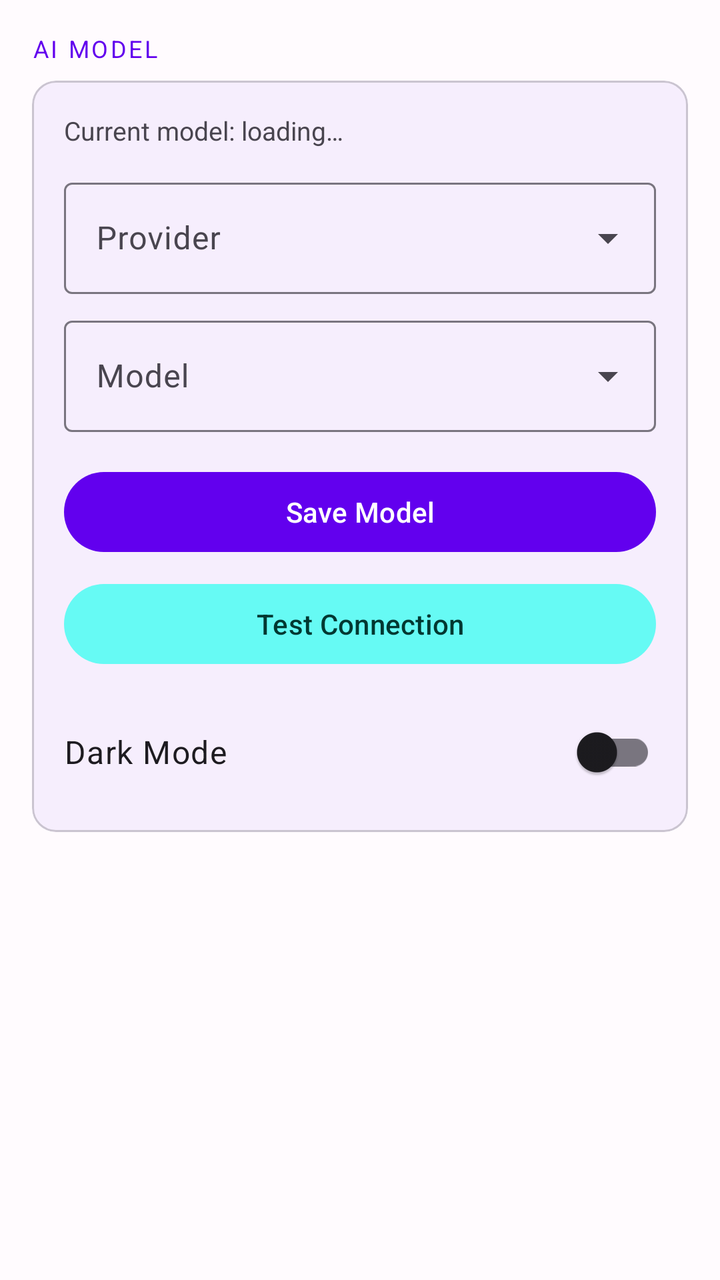
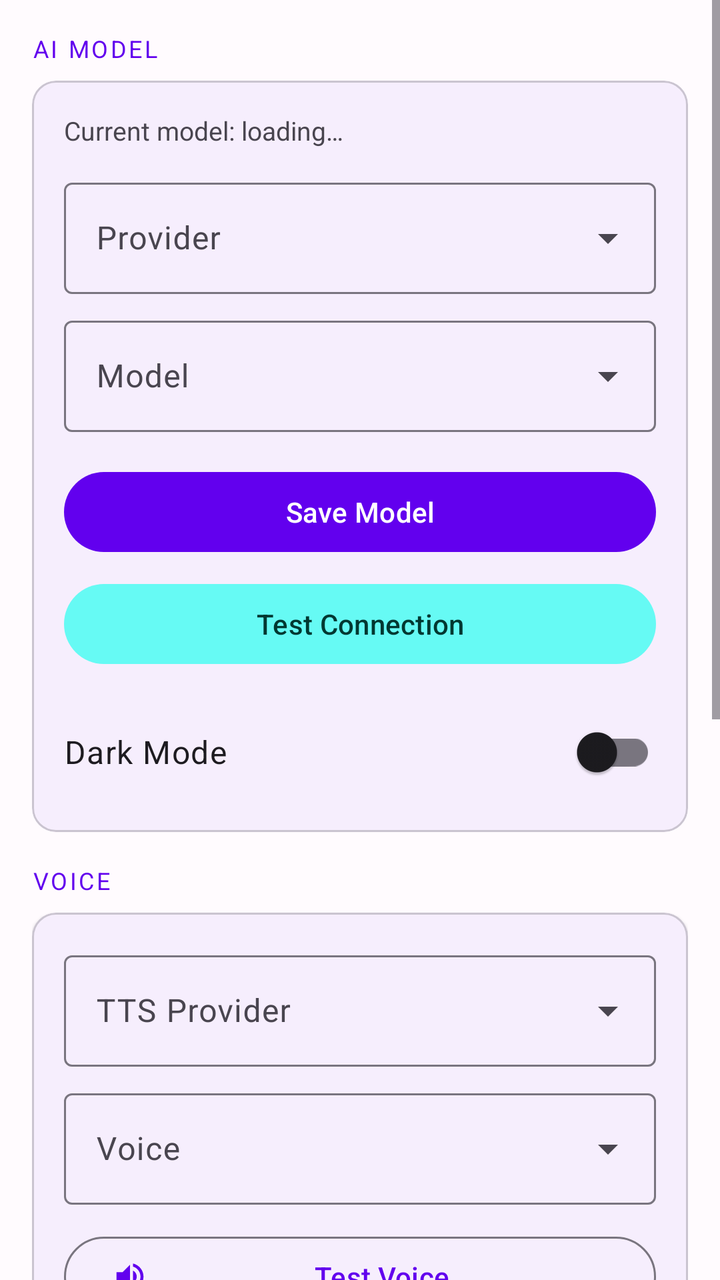

Before-and-after screenshots of an Android layout around one commit, followed by the original layout XML and the change that was made.
<!-- AndroidManifest.xml: application theme Theme.RiverSong -->
<!-- res/layout/fragment_settings.xml -->
<?xml version="1.0" encoding="utf-8"?>
<ScrollView
    xmlns:android="http://schemas.android.com/apk/res/android"
    xmlns:app="http://schemas.android.com/apk/res-auto"
    android:layout_width="match_parent"
    android:layout_height="match_parent"
    android:background="?attr/colorSurface">

    <LinearLayout
        android:layout_width="match_parent"
        android:layout_height="wrap_content"
        android:orientation="vertical"
        android:padding="16dp">

        <TextView
            android:layout_width="match_parent"
            android:layout_height="wrap_content"
            android:text="@string/settings_ai_model"
            android:textSize="12sp"
            android:textAllCaps="true"
            android:textColor="?attr/colorPrimary"
            android:letterSpacing="0.1"
            android:layout_marginBottom="8dp" />

        <com.google.android.material.card.MaterialCardView
            android:layout_width="match_parent"
            android:layout_height="wrap_content"
            app:cardElevation="1dp"
            app:cardCornerRadius="12dp"
            android:layout_marginBottom="16dp">

            <LinearLayout
                android:layout_width="match_parent"
                android:layout_height="wrap_content"
                android:orientation="vertical"
                android:padding="16dp">

                <TextView
                    android:id="@+id/textViewCurrentModel"
                    android:layout_width="match_parent"
                    android:layout_height="wrap_content"
                    android:text="Current model: loading…"
                    android:textSize="13sp"
                    android:textColor="?attr/colorOnSurfaceVariant"
                    android:layout_marginBottom="12dp" />

                <com.google.android.material.textfield.TextInputLayout
                    android:id="@+id/layoutProviderSpinner"
                    style="@style/Widget.Material3.TextInputLayout.OutlinedBox.ExposedDropdownMenu"
                    android:layout_width="match_parent"
                    android:layout_height="wrap_content"
                    android:hint="@string/settings_provider_hint"
                    android:layout_marginBottom="8dp">

                    <AutoCompleteTextView
                        android:id="@+id/spinnerProvider"
                        android:layout_width="match_parent"
                        android:layout_height="wrap_content"
                        android:inputType="none" />

                </com.google.android.material.textfield.TextInputLayout>

                <com.google.android.material.textfield.TextInputLayout
                    android:id="@+id/layoutModelSpinner"
                    style="@style/Widget.Material3.TextInputLayout.OutlinedBox.ExposedDropdownMenu"
                    android:layout_width="match_parent"
                    android:layout_height="wrap_content"
                    android:hint="@string/settings_model_hint"
                    android:layout_marginBottom="16dp">

                    <AutoCompleteTextView
                        android:id="@+id/spinnerModel"
                        android:layout_width="match_parent"
                        android:layout_height="wrap_content"
                        android:inputType="none" />

                </com.google.android.material.textfield.TextInputLayout>

                <com.google.android.material.button.MaterialButton
                    android:id="@+id/buttonSaveModel"
                    android:layout_width="match_parent"
                    android:layout_height="wrap_content"
                    android:text="@string/settings_save_model" />

                <com.google.android.material.button.MaterialButton
                    android:id="@+id/buttonTestConnection"
                    style="@style/Widget.Material3.Button.TonalButton"
                    android:layout_width="match_parent"
                    android:layout_height="wrap_content"
                    android:layout_marginTop="8dp"
                    android:text="@string/settings_test_connection" />

                <com.google.android.material.switchmaterial.SwitchMaterial
                    android:id="@+id/switchDarkMode"
                    android:layout_width="match_parent"
                    android:layout_height="wrap_content"
                    android:layout_marginTop="16dp"
                    android:text="@string/settings_dark_mode"
                    android:textAppearance="?attr/textAppearanceBodyLarge" />

            </LinearLayout>
        </com.google.android.material.card.MaterialCardView>

        <ProgressBar
            android:id="@+id/progressBarSettings"
            android:layout_width="wrap_content"
            android:layout_height="wrap_content"
            android:layout_gravity="center_horizontal"
            android:visibility="gone" />

    </LinearLayout>
</ScrollView>
<!-- resources referenced by this layout -->
<resources>
  <string name="settings_ai_model">AI Model</string>
  <string name="settings_dark_mode">Dark Mode</string>
  <string name="settings_model_hint">Model</string>
  <string name="settings_provider_hint">Provider</string>
  <string name="settings_save_model">Save Model</string>
  <string name="settings_test_connection">Test Connection</string>
  <color name="river_song_primary">#6200EE</color>
  <color name="river_song_on_primary">#FFFFFF</color>
  <color name="river_song_primary_container">#BB86FC</color>
  <color name="river_song_on_primary_container">#21005D</color>
  <color name="river_song_secondary">#03DAC6</color>
  <color name="river_song_on_secondary">#000000</color>
  <color name="river_song_secondary_container">#66FAF4</color>
  <color name="river_song_on_secondary_container">#003831</color>
  <color name="river_song_tertiary">#018786</color>
  <color name="river_song_on_tertiary">#FFFFFF</color>
  <color name="river_song_tertiary_container">#A7E7E7</color>
  <color name="river_song_on_tertiary_container">#002C2C</color>
  <color name="river_song_error">#B00020</color>
  <color name="river_song_on_error">#FFFFFF</color>
  <color name="river_song_error_container">#FCD8DF</color>
  <color name="river_song_on_error_container">#410002</color>
  <color name="river_song_background">#F7F2F9</color>
  <color name="river_song_on_background">#1C1B1F</color>
  <color name="river_song_surface">#FFFBFE</color>
  <color name="river_song_on_surface">#1C1B1F</color>
  <color name="river_song_surface_variant">#E7E0EC</color>
  <color name="river_song_on_surface_variant">#49454F</color>
  <color name="river_song_outline">#79757F</color>
  <!-- unchanged entries left out for length: 1 -->
</resources>

<!-- the commit's change to res/layout/fragment_settings.xml (unified diff, before → after) -->
@@ -101,6 +101,119 @@
             </LinearLayout>
         </com.google.android.material.card.MaterialCardView>
 
+        
+        <TextView
+            android:layout_width="match_parent"
+            android:layout_height="wrap_content"
+            android:text="VOICE"
+            android:textSize="12sp"
+            android:textAllCaps="true"
+            android:textColor="?attr/colorPrimary"
+            android:letterSpacing="0.1"
+            android:layout_marginBottom="8dp" />
+
+        <com.google.android.material.card.MaterialCardView
+            android:layout_width="match_parent"
+            android:layout_height="wrap_content"
+            app:cardElevation="1dp"
+            app:cardCornerRadius="12dp"
+            android:layout_marginBottom="16dp">
+
+            <LinearLayout
+                android:layout_width="match_parent"
+                android:layout_height="wrap_content"
+                android:orientation="vertical"
+                android:padding="16dp">
+
+                <com.google.android.material.textfield.TextInputLayout
+                    style="@style/Widget.Material3.TextInputLayout.OutlinedBox.ExposedDropdownMenu"
+                    android:layout_width="match_parent"
+                    android:layout_height="wrap_content"
+                    android:hint="TTS Provider"
+                    android:layout_marginBottom="8dp">
+                    <AutoCompleteTextView
+                        android:id="@+id/spinnerTtsProvider"
+                        android:layout_width="match_parent"
+                        android:layout_height="wrap_content"
+                        android:inputType="none" />
+                </com.google.android.material.textfield.TextInputLayout>
+
+                <com.google.android.material.textfield.TextInputLayout
+                    style="@style/Widget.Material3.TextInputLayout.OutlinedBox.ExposedDropdownMenu"
+                    android:layout_width="match_parent"
+                    android:layout_height="wrap_content"
+                    android:hint="Voice"
+                    android:layout_marginBottom="12dp">
+                    <AutoCompleteTextView
+                        android:id="@+id/spinnerVoice"
+                        android:layout_width="match_parent"
+                        android:layout_height="wrap_content"
+                        android:inputType="none" />
+                </com.google.android.material.textfield.TextInputLayout>
+
+                <com.google.android.material.button.MaterialButton
+                    android:id="@+id/buttonTestVoice"
+                    style="@style/Widget.Material3.Button.OutlinedButton"
+                    android:layout_width="match_parent"
+                    android:layout_height="wrap_content"
+                    android:text="Test Voice"
+                    app:icon="@drawable/ic_volume_up" />
+            </LinearLayout>
+        </com.google.android.material.card.MaterialCardView>
+
+        
+        <TextView
+            android:layout_width="match_parent"
+            android:layout_height="wrap_content"
+            android:text="MEMORY RETENTION"
+            android:textSize="12sp"
+            android:textAllCaps="true"
+            android:textColor="?attr/colorPrimary"
+            android:letterSpacing="0.1"
+            android:layout_marginBottom="8dp" />
+
+        <com.google.android.material.card.MaterialCardView
+            android:layout_width="match_parent"
+            android:layout_height="wrap_content"
+            app:cardElevation="1dp"
+            app:cardCornerRadius="12dp"
+            android:layout_marginBottom="16dp">
+
+            <LinearLayout
+                android:layout_width="match_parent"
+                android:layout_height="wrap_content"
+                android:orientation="vertical"
+                android:padding="16dp">
+
+                <RadioGroup
+                    android:id="@+id/radioGroupMemoryTtl"
+                    android:layout_width="match_parent"
+                    android:layout_height="wrap_content"
+                    android:orientation="vertical">
+                    <RadioButton android:id="@+id/radioTtl7d" android:layout_width="wrap_content" android:layout_height="wrap_content" android:text="7 days" />
+                    <RadioButton android:id="@+id/radioTtl30d" android:layout_width="wrap_content" android:layout_height="wrap_content" android:text="30 days" />
+                    <RadioButton android:id="@+id/radioTtl90d" android:layout_width="wrap_content" android:layout_height="wrap_content" android:text="90 days" />
+                    <RadioButton android:id="@+id/radioTtl1y" android:layout_width="wrap_content" android:layout_height="wrap_content" android:text="1 year" />
+                    <RadioButton android:id="@+id/radioTtlForever" android:layout_width="wrap_content" android:layout_height="wrap_content" android:text="Forever" />
+                </RadioGroup>
+
+                <com.google.android.material.materialswitch.MaterialSwitch
+                    android:id="@+id/switchAutoExtend"
+                    android:layout_width="match_parent"
+                    android:layout_height="wrap_content"
+                    android:layout_marginTop="8dp"
+                    android:text="Auto-extend on activity" />
+
+                <com.google.android.material.button.MaterialButton
+                    android:id="@+id/buttonSaveMemoryTtl"
+                    style="@style/Widget.Material3.Button.OutlinedButton"
+                    android:layout_width="match_parent"
+                    android:layout_height="wrap_content"
+                    android:layout_marginTop="12dp"
+                    android:text="Save TTL" />
+            </LinearLayout>
+        </com.google.android.material.card.MaterialCardView>
+
         <ProgressBar
             android:id="@+id/progressBarSettings"
             android:layout_width="wrap_content"
<!-- resource entries referenced after the edit -->
@@ -1,5 +1,16 @@
 <!-- resources referenced by this layout -->
 <resources>
+  <!-- drawable ic_volume_up (drawable) -->
+  <?xml version="1.0" encoding="utf-8"?>
+  <vector xmlns:android="http://schemas.android.com/apk/res/android"
+      android:width="24dp"
+      android:height="24dp"
+      android:viewportWidth="24"
+      android:viewportHeight="24">
+      <path
+          android:fillColor="?attr/colorControlNormal"
+          android:pathData="M3,9v6h4l5,5V4L7,9H3zM16.5,12c0,-1.77 -1.02,-3.29 -2.5,-4.03v8.05c1.48,-0.73 2.5,-2.25 2.5,-4.02zM14,3.23v2.06c2.89,0.86 5,3.54 5,6.71s-2.11,5.85 -5,6.71v2.06c4.01,-0.91 7,-4.49 7,-8.77s-2.99,-7.86 -7,-8.77z" />
+  </vector>
   <string name="settings_ai_model">AI Model</string>
   <string name="settings_dark_mode">Dark Mode</string>
   <string name="settings_model_hint">Model</string>
